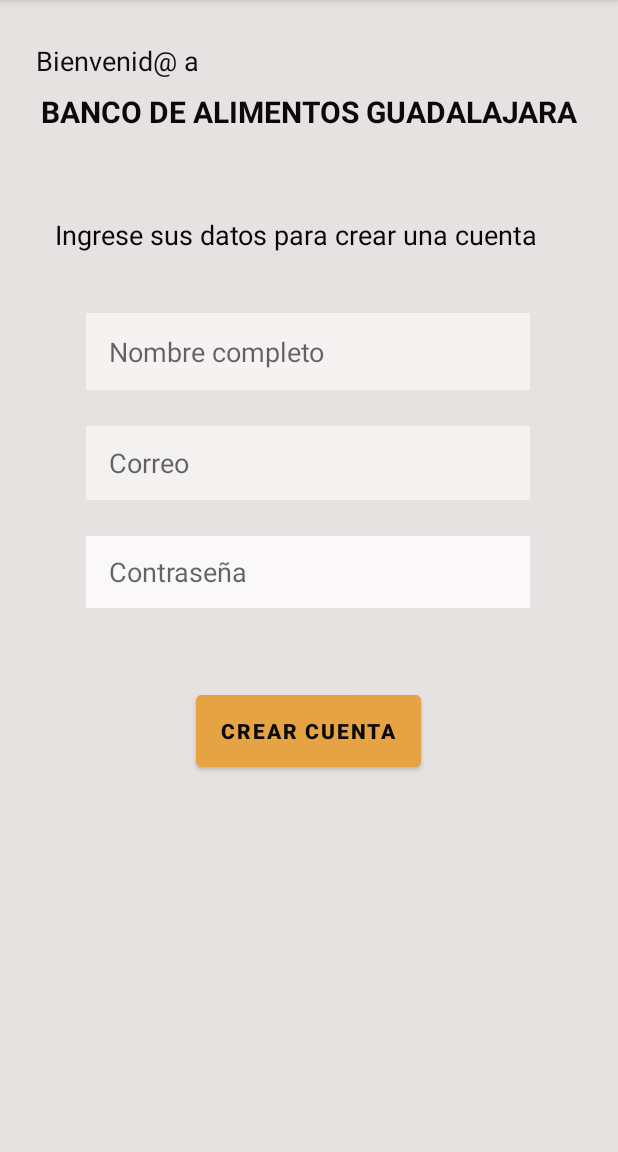
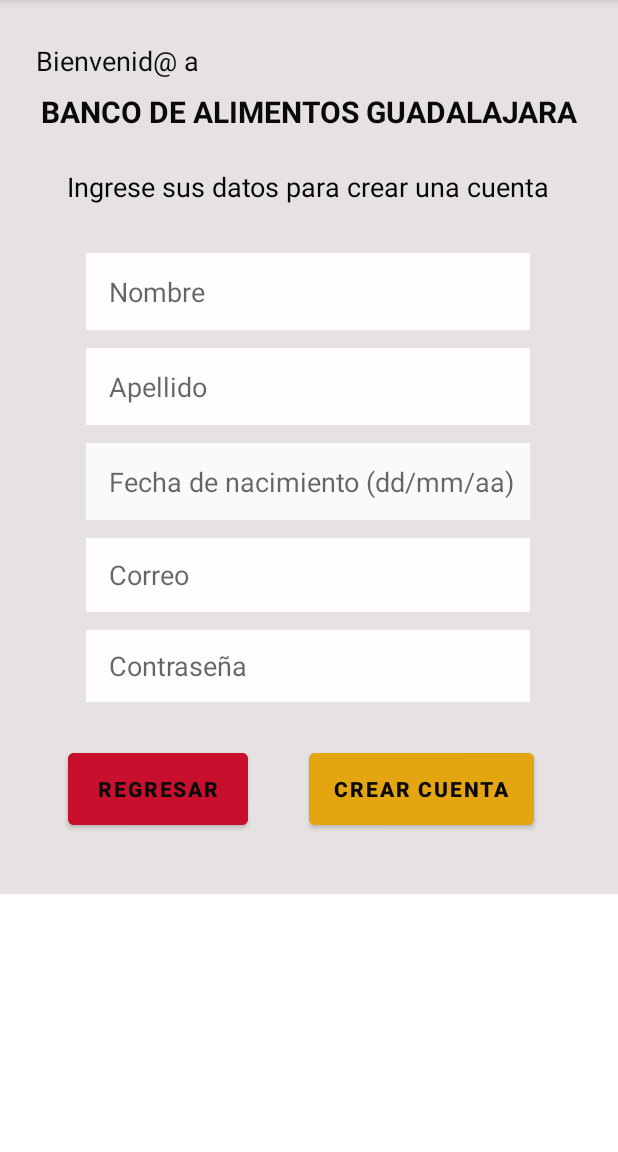
Before and after one commit to Brenda1605/BancoAlimentos, an Android app: the CreateAccount screen opened directly, with no data from a screen before it, on a phone screen of 412 x 824 dp, the part 84-1236 px from its top. Run offline under Robolectric (Android 15) with nearby library versions, the phone set to English and light mode, and no system bars; our stand-ins replace Firebase (no records; nobody signed in at launch, a user with empty details on screens opened directly).

Commit message:
Fields added - Create account

```diff
--- a/app/src/main/java/mx/tec/bancoalimentos/CreateAccount.kt
+++ b/app/src/main/java/mx/tec/bancoalimentos/CreateAccount.kt
@@ -50,4 +50,10 @@ class CreateAccount : AppCompatActivity() {
             Toast.makeText(this, "DATOS FALTANTES!", Toast.LENGTH_SHORT).show()
         }
     }
+
+    fun back (view: View?){
+        val intent = Intent(this, MainActivity::class.java)
+        startActivity(intent)
+    }
+
 }
--- a/app/src/main/res/layout/activity_create_account.xml
+++ b/app/src/main/res/layout/activity_create_account.xml
@@ -1,7 +1,11 @@
 <?xml version="1.0" encoding="utf-8"?>
-<androidx.constraintlayout.widget.ConstraintLayout xmlns:android="http://schemas.android.com/apk/res/android"
+<ScrollView xmlns:android="http://schemas.android.com/apk/res/android"
     xmlns:app="http://schemas.android.com/apk/res-auto"
     xmlns:tools="http://schemas.android.com/tools"
+    android:layout_width="match_parent"
+    android:layout_height="match_parent">
+    <androidx.constraintlayout.widget.ConstraintLayout
+
         android:layout_width="match_parent"
         android:layout_height="match_parent"
         android:background="#E6E2E2"
@@ -37,12 +41,12 @@
             android:id="@+id/textView4"
             android:layout_width="wrap_content"
             android:layout_height="wrap_content"
-        android:layout_marginTop="56dp"
+            android:layout_marginTop="24dp"
             android:text="Ingrese sus datos para crear una cuenta"
             android:textColor="#070707"
             android:textSize="18sp"
             app:layout_constraintEnd_toEndOf="parent"
-        app:layout_constraintHorizontal_bias="0.406"
+            app:layout_constraintHorizontal_bias="0.494"
             app:layout_constraintStart_toStartOf="parent"
             app:layout_constraintTop_toBottomOf="@+id/textView3" />
 
@@ -50,56 +54,93 @@
             android:id="@+id/createAcc_name"
             android:layout_width="296dp"
             android:layout_height="51dp"
-        android:layout_marginTop="40dp"
+            android:layout_marginTop="32dp"
             android:background="#F8F5F5"
-        android:backgroundTint="#F6F2F2"
+            android:backgroundTint="#FFFCFC"
             android:ems="10"
-        android:hint="Nombre completo"
-        android:paddingLeft="15dp"
+            android:hint="Nombre"
             android:inputType="textPersonName"
             android:minHeight="48dp"
+            android:paddingLeft="15dp"
             app:layout_constraintEnd_toEndOf="parent"
             app:layout_constraintHorizontal_bias="0.495"
             app:layout_constraintStart_toStartOf="parent"
             app:layout_constraintTop_toBottomOf="@+id/textView4" />
 
+        <EditText
+            android:id="@+id/createAcc_lastName"
+            android:layout_width="296dp"
+            android:layout_height="51dp"
+            android:layout_marginTop="12dp"
+            android:background="#FFFCFC"
+            android:backgroundTint="#FFFCFC"
+            android:ems="10"
+            android:hint="Apellido"
+            android:inputType="textPersonName"
+            android:minHeight="48dp"
+            android:paddingLeft="15dp"
+            app:layout_constraintEnd_toEndOf="parent"
+            app:layout_constraintHorizontal_bias="0.495"
+            app:layout_constraintStart_toStartOf="parent"
+            app:layout_constraintTop_toBottomOf="@+id/createAcc_name" />
+
         <Button
             android:id="@+id/crateAcc_registerBtn"
             android:layout_width="150dp"
             android:layout_height="60dp"
-        android:layout_marginTop="52dp"
-        android:backgroundTint="#E6A343"
+            android:layout_marginTop="28dp"
+            android:layout_marginEnd="56dp"
+            android:layout_marginBottom="40dp"
+            android:backgroundTint="#E3A611"
             android:onClick="registro"
             android:text="Crear cuenta"
             android:textColor="#0B0A0A"
             android:textStyle="bold"
+            app:layout_constraintBottom_toBottomOf="parent"
             app:layout_constraintEnd_toEndOf="parent"
-        app:layout_constraintHorizontal_bias="0.498"
+            app:layout_constraintTop_toBottomOf="@+id/createAcc_password"
+            app:layout_constraintVertical_bias="0.0" />
+
+        <Button
+            android:id="@+id/crateAcc_back"
+            android:layout_width="120dp"
+            android:layout_height="60dp"
+            android:layout_marginTop="28dp"
+            android:layout_marginBottom="40dp"
+            android:backgroundTint="#C8102E"
+            android:onClick="back"
+            android:text="Regresar"
+            android:textColor="#0B0A0A"
+            android:textStyle="bold"
+            app:layout_constraintBottom_toBottomOf="parent"
+            app:layout_constraintEnd_toStartOf="@+id/crateAcc_registerBtn"
+            app:layout_constraintHorizontal_bias="0.529"
             app:layout_constraintStart_toStartOf="parent"
-        app:layout_constraintTop_toBottomOf="@+id/createAcc_password" />
+            app:layout_constraintTop_toBottomOf="@+id/createAcc_password"
+            app:layout_constraintVertical_bias="0.0" />
 
         <EditText
             android:id="@+id/createAcc_mail"
             android:layout_width="296dp"
             android:layout_height="49dp"
-        android:layout_marginTop="24dp"
-        android:background="#F4F1F1"
+            android:layout_marginTop="12dp"
+            android:background="#FFFCFC"
             android:ems="10"
             android:hint="Correo"
-        android:paddingLeft="15dp"
             android:inputType="textEmailAddress"
             android:minHeight="48dp"
+            android:paddingLeft="15dp"
             app:layout_constraintEnd_toEndOf="parent"
             app:layout_constraintHorizontal_bias="0.495"
             app:layout_constraintStart_toStartOf="parent"
-        app:layout_constraintTop_toBottomOf="@+id/createAcc_name" />
+            app:layout_constraintTop_toBottomOf="@+id/createAcc_brithday" />
 
         <EditText
             android:id="@+id/createAcc_password"
             android:layout_width="296dp"
             android:layout_height="48dp"
-        android:layout_marginTop="24dp"
-        android:background="#FAF8F8"
+            android:layout_marginTop="12dp"
+            android:background="#FFFCFC"
             android:ems="10"
             android:hint="Contraseña"
             android:inputType="textPassword"
@@ -108,4 +149,21 @@
             app:layout_constraintHorizontal_bias="0.495"
             app:layout_constraintStart_toStartOf="parent"
             app:layout_constraintTop_toBottomOf="@+id/createAcc_mail" />
+
+        <EditText
+            android:id="@+id/createAcc_brithday"
+            android:layout_width="296dp"
+            android:layout_height="51dp"
+            android:layout_marginTop="12dp"
+            android:background="#FFFCFC"
+            android:backgroundTint="#FBFAFA"
+            android:ems="10"
+            android:hint="Fecha de nacimiento (dd/mm/aa)"
+            android:inputType="date"
+            android:paddingLeft="15dp"
+            app:layout_constraintEnd_toEndOf="parent"
+            app:layout_constraintHorizontal_bias="0.495"
+            app:layout_constraintStart_toStartOf="parent"
+            app:layout_constraintTop_toBottomOf="@+id/createAcc_lastName" />
     </androidx.constraintlayout.widget.ConstraintLayout>
+</ScrollView>
--- a/app/src/main/res/layout/activity_main.xml
+++ b/app/src/main/res/layout/activity_main.xml
@@ -10,18 +10,16 @@
         android:id="@+id/main_title"
         android:layout_width="wrap_content"
         android:layout_height="wrap_content"
-        android:text="@string/app_titulo"
+        android:layout_marginTop="40dp"
+        android:text="Banco de Aimentos"
         android:textColor="#020202"
         android:textSize="34sp"
         android:textStyle="bold"
-        tools:layout_editor_absoluteX="127dp"
-        tools:layout_editor_absoluteY="35dp"
-        app:layout_constraintTop_toTopOf="parent"
         app:layout_constraintBottom_toTopOf="@id/main_logo"
+        app:layout_constraintEnd_toEndOf="parent"
+        app:layout_constraintHorizontal_bias="0.582"
         app:layout_constraintStart_toStartOf="parent"
-        app:layout_constraintEnd_toEndOf="parent"
-        android:layout_marginTop="40dp"
-        />
+        app:layout_constraintTop_toTopOf="parent" />
 
     <ImageView
         android:id="@+id/main_logo"
@@ -103,7 +101,7 @@
         android:layout_width="wrap_content"
         android:layout_height="wrap_content"
         android:layout_marginTop="70dp"
-        android:backgroundTint="#ec9935"
+        android:backgroundTint="#E3A611"
         android:onClick="login"
         android:text="Iniciar Sesión"
         android:textColor="@color/black"
```
Lines whose indentation alone changed are shown as unchanged.
